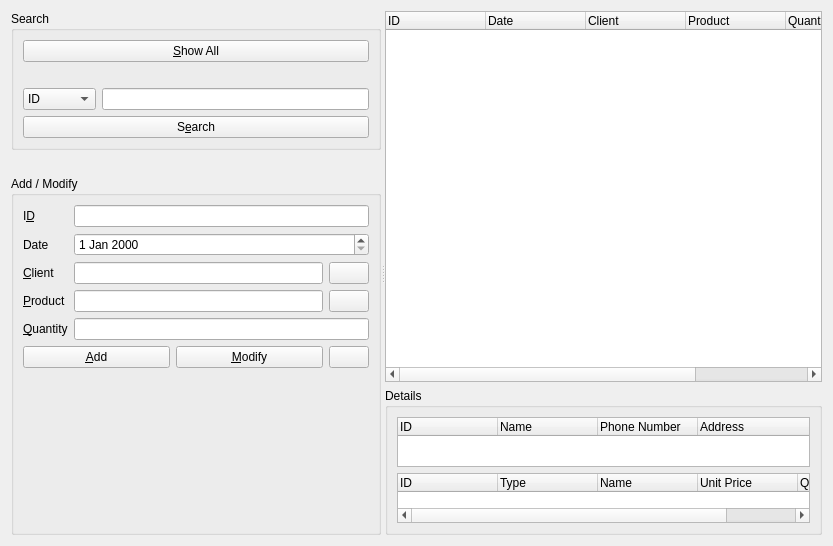
The window that CSApp/ordermanagerform.ui (Jeong77777/Project_ClientChatManagementProgram_Qt) describes before a commit, drawn with Qt 5.
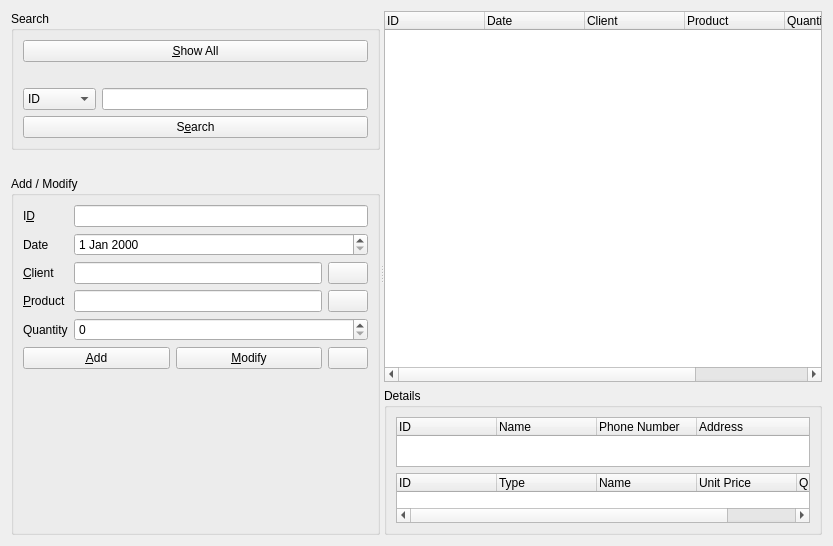
The same window after the commit.

Diff of the .ui file:
```diff
--- a/CSApp/ordermanagerform.ui
+++ b/CSApp/ordermanagerform.ui
@@ -195,23 +195,6 @@
               </item>
              </layout>
             </item>
-            <item row="4" column="0">
-             <widget class="QLabel" name="quantityLabel">
-              <property name="text">
-               <string>&amp;Quantity</string>
-              </property>
-              <property name="buddy">
-               <cstring>quantityLineEdit</cstring>
-              </property>
-             </widget>
-            </item>
-            <item row="4" column="1">
-             <widget class="QLineEdit" name="quantityLineEdit">
-              <property name="inputMask">
-               <string/>
-              </property>
-             </widget>
-            </item>
             <item row="1" column="0">
              <widget class="QLabel" name="dateLabel">
               <property name="text">
@@ -222,6 +205,16 @@
             <item row="1" column="1">
              <widget class="QDateEdit" name="dateEdit"/>
             </item>
+            <item row="4" column="1">
+             <widget class="QSpinBox" name="quantitySpinBox"/>
+            </item>
+            <item row="4" column="0">
+             <widget class="QLabel" name="quantityLabel">
+              <property name="text">
+               <string>Quantity</string>
+              </property>
+             </widget>
+            </item>
            </layout>
           </item>
           <item>
```
Left out of the diff: 4 changed lines with no effect on the pictures.
